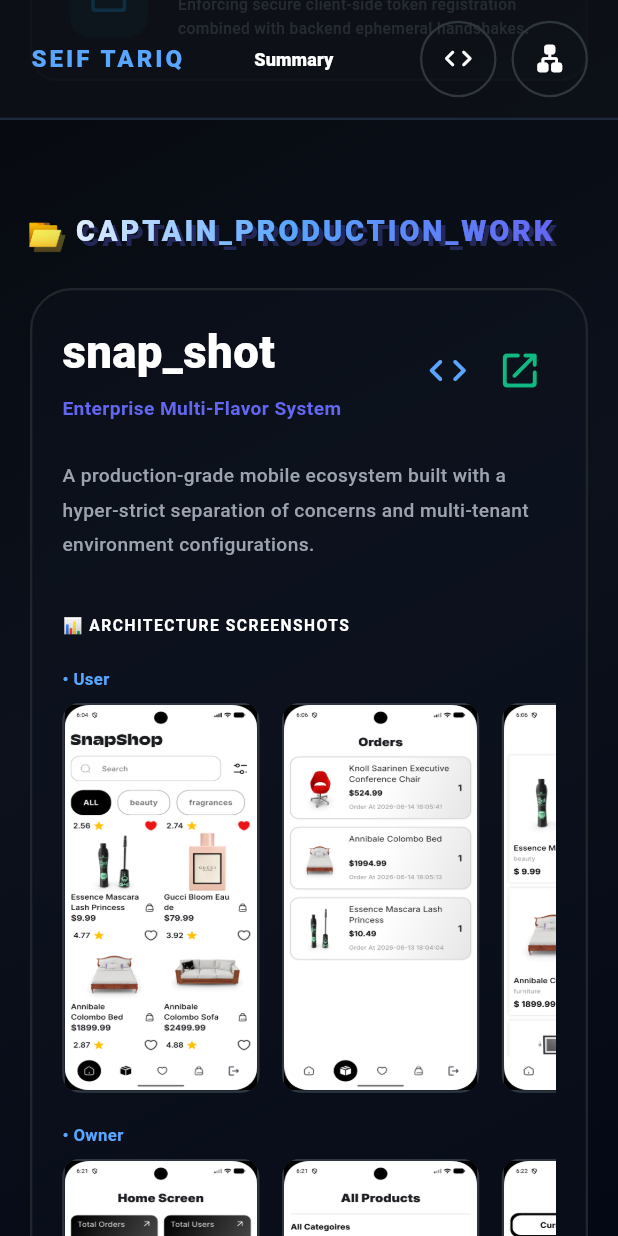
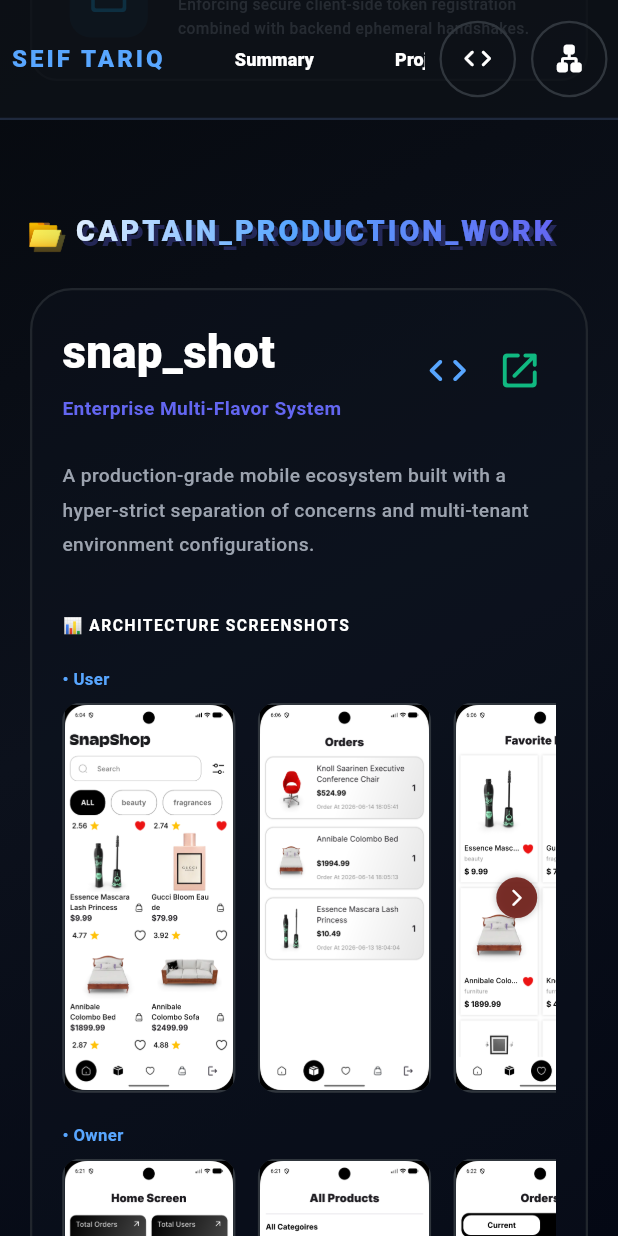
Before and after one commit to seiftarek10/my_portofilo, a Flutter app: the screen it shows after launch, scrolled down 2880 dp, on a phone screen of 412 x 824 dp. Run offline on Flutter 3.47's test engine with Material 3 defaults, Android fonts, the phone set to English and light mode, and no system bars; Roboto replaces fonts that are missing (Fira Code).

Commit message:
add animated arrow to indicate to scroll in mobile layout

```diff
--- a/lib/presentation/sections/nav_bar_section.dart
+++ b/lib/presentation/sections/nav_bar_section.dart
@@ -30,13 +30,17 @@
 
   @override
   Widget build(BuildContext context) {
+    return LayoutBuilder(
+      builder: (context, constraints) {
+        bool isMobile = constraints.maxWidth < 500;
         return Positioned(
           top: 0,
           left: 0,
           right: 0,
           child: Container(
             height: 80,
-        padding: const EdgeInsets.symmetric(horizontal: 20),
+            padding: EdgeInsets.symmetric(horizontal: isMobile ? 7 : 20),
+
             decoration: BoxDecoration(
               color: const Color(0xFF0D1117).withValues(alpha: 0.8),
               border: const Border(
@@ -60,10 +64,12 @@
                 Expanded(
                   child: SingleChildScrollView(
                     scrollDirection: Axis.horizontal,
+                    physics: const BouncingScrollPhysics(),
                     child: Row(
+                      mainAxisAlignment: MainAxisAlignment.center,
                       children: [
                         _buildNavButton("Summary", summaryKey),
-                    _buildNavButton("Projects",projectsKey),
+                        _buildNavButton("Projects", projectsKey),
                         _buildNavButton("Skills", skillsKey),
                         _buildNavButton("Systems", architectureKey),
                         _buildNavButton("Contact", contactKey),
@@ -73,7 +79,7 @@
                 ),
 
                 const SizedBox(width: 10),
-            // الأيقونات
+
                 Row(
                   children: [
                     SocialButton(
@@ -95,6 +101,8 @@
             ),
           ),
         );
+      },
+    );
   }
 
   Widget _buildNavButton(String title, GlobalKey targetKey) {
--- a/lib/presentation/sections/summery_section.dart
+++ b/lib/presentation/sections/summery_section.dart
@@ -28,7 +28,7 @@
         child: Column(
           crossAxisAlignment: CrossAxisAlignment.start,
           children: [
-            HeaderSection(title:  "Professional Summary"),
+            HeaderSection(title: "Professional Summary"),
             const SizedBox(height: 5),
             const Divider(color: Color(0xFF30363D), thickness: 1.5),
             const SizedBox(height: 25),
@@ -71,7 +71,6 @@
   }
 }
 
-
 WidgetSpan _buildBoldWhiteWord(String word) {
   return WidgetSpan(
     alignment: PlaceholderAlignment.middle,
@@ -81,6 +80,7 @@
         fontSize: 16,
         fontFamily: 'Fira Code',
         fontWeight: FontWeight.w900,
+        height: 1.8,
         color: Colors.white,
       ),
     ),
--- /dev/null
+++ b/lib/presentation/widgets/animated_pulse_arrow.dart
@@ -0,0 +1,56 @@
+import 'package:flutter/material.dart';
+
+class AnimatedPulseArrow extends StatefulWidget {
+  const AnimatedPulseArrow({super.key});
+
+  @override
+  State<AnimatedPulseArrow> createState() => _AnimatedPulseArrowState();
+}
+
+class _AnimatedPulseArrowState extends State<AnimatedPulseArrow>
+    with SingleTickerProviderStateMixin {
+  late AnimationController _controller;
+  late Animation<double> _animation;
+
+  @override
+  void initState() {
+    super.initState();
+    // 1. تعريف الـ Controller
+    _controller = AnimationController(
+      vsync: this,
+      duration: const Duration(milliseconds: 800),
+    )..repeat(reverse: true);
+
+    _animation = Tween<double>(
+      begin: 0.8,
+      end: 1.2,
+    ).animate(CurvedAnimation(parent: _controller, curve: Curves.easeInOut));
+  }
+
+  @override
+  void dispose() {
+    _controller.dispose();
+    super.dispose();
+  }
+
+  @override
+  Widget build(BuildContext context) {
+    return ScaleTransition(
+      scale: _animation,
+      child: Container(
+        padding: const EdgeInsets.all(8),
+        decoration: const BoxDecoration(
+          // color: Color.fromARGB(187, 20, 37, 74),
+          color: Color.fromARGB(226, 109, 25, 19),
+          shape: BoxShape.circle,
+          boxShadow: [BoxShadow(color: Colors.black26, blurRadius: 4)],
+        ),
+        child: const Icon(
+          Icons.arrow_forward_ios_rounded,
+          color: Colors.white,
+          size: 16,
+        ),
+      ),
+    );
+  }
+}
--- a/lib/presentation/widgets/premium_project_card.dart
+++ b/lib/presentation/widgets/premium_project_card.dart
@@ -1,4 +1,5 @@
 import 'package:flutter/material.dart';
+import 'package:seif_portfolio/presentation/widgets/animated_pulse_arrow.dart';
 
 class PremiumProjectCard extends StatefulWidget {
   final Map<String, dynamic> project;
@@ -282,9 +283,15 @@
   }
 
   Widget _buildImageListView(List images) {
+    return LayoutBuilder(
+      builder: (context, constraints) {
+        bool isMobile = constraints.maxWidth < 500;
         return SizedBox(
           height: 260,
-      child: ListView.builder(
+          child: Stack(
+            alignment: Alignment.centerRight,
+            children: [
+              ListView.builder(
                 scrollDirection: Axis.horizontal,
                 physics: const BouncingScrollPhysics(),
                 itemCount: images.length,
@@ -293,17 +300,34 @@
                     margin: const EdgeInsets.only(right: 15),
                     decoration: BoxDecoration(
                       borderRadius: BorderRadius.circular(12),
-              border: Border.all(color: const Color(0xFF30363D), width: 1.5),
+                      border: Border.all(
+                        color: const Color(0xFF30363D),
+                        width: 1.5,
+                      ),
                       color: const Color(0xFF0D131F),
                     ),
                     clipBehavior: Clip.antiAlias,
                     child: AspectRatio(
-              aspectRatio: 8 / 16,
+                      aspectRatio: 7 / 16,
                       child: Image.asset(images[imgIndex], fit: BoxFit.fill),
                     ),
                   );
                 },
               ),
+
+              if (isMobile)
+                IgnorePointer(
+                  child: Padding(
+                    padding: const EdgeInsets.only(right: 10),
+                    child: AnimatedPulseArrow(),
+                  ),
+                ),
+            ],
+          ),
+        );
+      },
     );
   }
+
+  // الـ Widget الخاصة بالسهم المتحرك
 }
```
Also changed, not shown: lib/presentation/widgets/project_images_list.dart (added, +101 -0 lines). Lines whose indentation alone changed are shown as unchanged.
